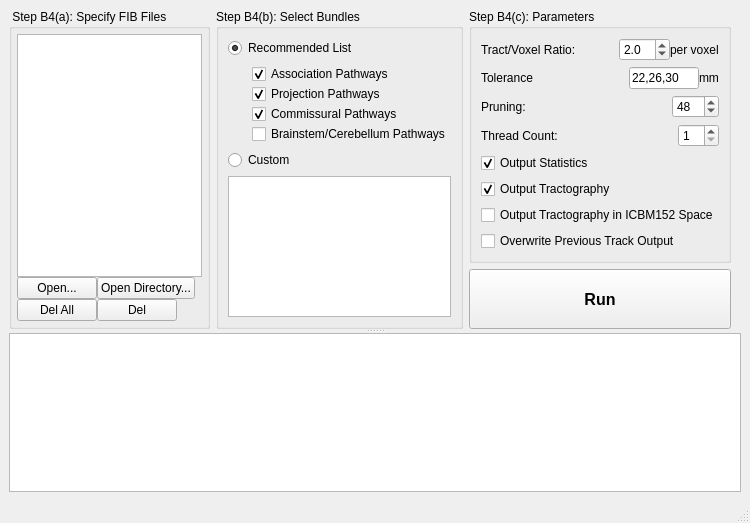
Old version of the form auto_track.ui in the repository frankyeh/DSI-Studio.
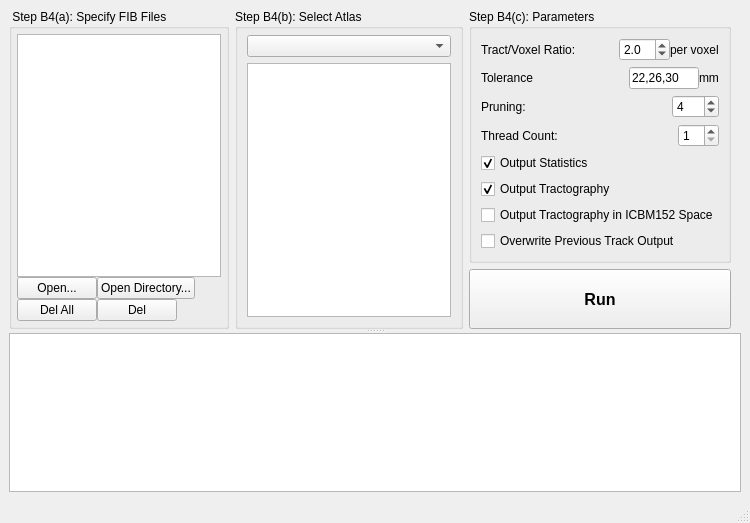
New version of the form. Icons and pictures are not drawn.

```diff
--- a/auto_track.ui
+++ b/auto_track.ui
@@ -189,19 +189,12 @@
            </sizepolicy>
           </property>
           <property name="title">
-           <string>Step B4(b): Select Bundles</string>
+           <string>Step B4(b): Select Atlas</string>
           </property>
           <layout class="QVBoxLayout" name="verticalLayout_2">
-           <item>
-            <widget class="QRadioButton" name="recommend_list">
-             <property name="text">
-              <string>Recommended List</string>
-             </property>
-             <property name="checked">
-              <bool>true</bool>
-             </property>
-            </widget>
-           </item>
+           <property name="topMargin">
+            <number>0</number>
+           </property>
            <item>
             <widget class="QWidget" name="recom_panel" native="true">
              <layout class="QVBoxLayout" name="verticalLayout_6">
@@ -220,52 +213,11 @@
               <property name="bottomMargin">
                <number>0</number>
               </property>
-              <item>
-               <widget class="QCheckBox" name="cb_association">
-                <property name="text">
-                 <string>Association Pathways</string>
-                </property>
-                <property name="checked">
-                 <bool>true</bool>
-                </property>
-               </widget>
-              </item>
-              <item>
-               <widget class="QCheckBox" name="cb_projection">
-                <property name="text">
-                 <string>Projection Pathways</string>
-                </property>
-                <property name="checked">
-                 <bool>true</bool>
-                </property>
-               </widget>
-              </item>
-              <item>
-               <widget class="QCheckBox" name="cb_commissural">
-                <property name="text">
-                 <string>Commissural Pathways</string>
-                </property>
-                <property name="checked">
-                 <bool>true</bool>
-                </property>
-               </widget>
-              </item>
-              <item>
-               <widget class="QCheckBox" name="cb_brainstem">
-                <property name="text">
-                 <string>Brainstem/Cerebellum Pathways</string>
-                </property>
-               </widget>
-              </item>
              </layout>
             </widget>
            </item>
            <item>
-            <widget class="QRadioButton" name="custom">
-             <property name="text">
-              <string>Custom</string>
-             </property>
-            </widget>
+            <widget class="QComboBox" name="tractography_atlas"/>
            </item>
            <item>
             <widget class="QListWidget" name="candidate_list_view">
@@ -434,7 +386,7 @@
                   <number>100</number>
                  </property>
                  <property name="value">
-                  <number>48</number>
+                  <number>4</number>
                  </property>
                 </widget>
                </item>
```
